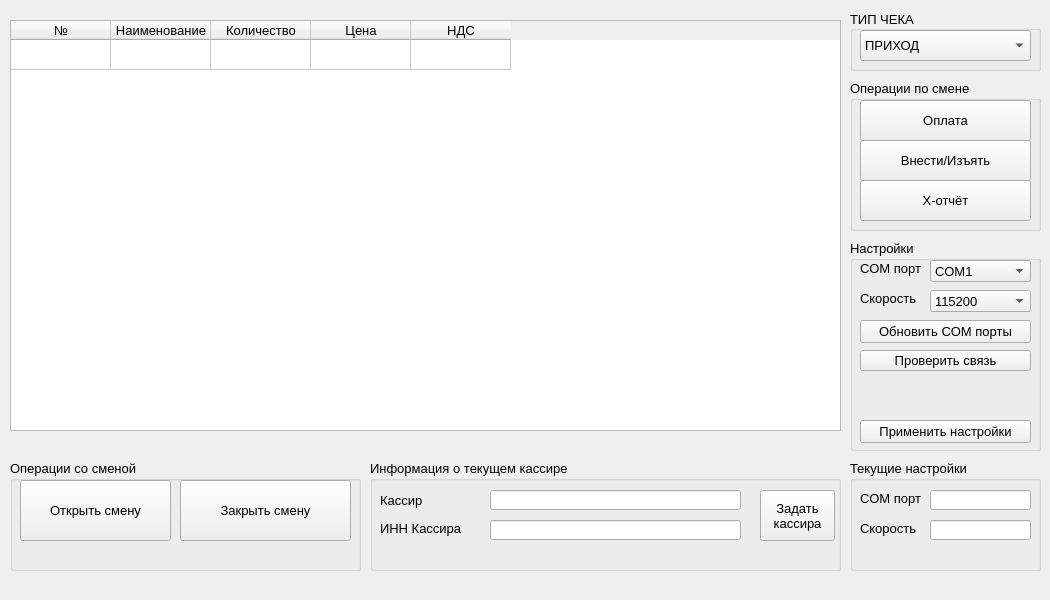
Above: mainwindow.ui from armsting/ATOL before the change. Below: the same form after it.
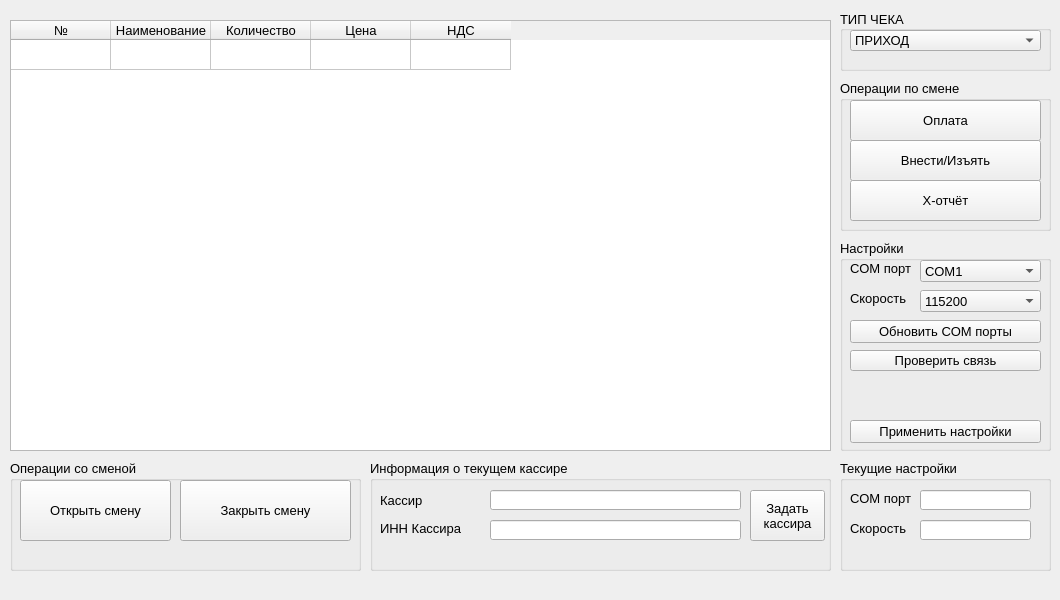
That is the form after the change.

Commit message: Подправил интерфейс

```diff
--- a/mainwindow.ui
+++ b/mainwindow.ui
@@ -6,19 +6,19 @@
    <rect>
     <x>0</x>
     <y>0</y>
-    <width>1050</width>
+    <width>1060</width>
     <height>600</height>
    </rect>
   </property>
   <property name="minimumSize">
    <size>
-    <width>1050</width>
+    <width>1060</width>
     <height>600</height>
    </size>
   </property>
   <property name="maximumSize">
    <size>
-    <width>1050</width>
+    <width>1060</width>
     <height>600</height>
    </size>
   </property>
@@ -36,8 +36,8 @@
      <rect>
       <x>10</x>
       <y>20</y>
-      <width>831</width>
-      <height>411</height>
+      <width>821</width>
+      <height>431</height>
      </rect>
     </property>
     <attribute name="verticalHeaderVisible">
@@ -77,9 +77,9 @@
    <widget class="QGroupBox" name="groupBox_Settings">
     <property name="geometry">
      <rect>
-      <x>850</x>
+      <x>840</x>
       <y>240</y>
-      <width>191</width>
+      <width>211</width>
       <height>211</height>
      </rect>
     </property>
@@ -91,7 +91,7 @@
       <rect>
        <x>80</x>
        <y>20</y>
-       <width>101</width>
+       <width>121</width>
        <height>22</height>
       </rect>
      </property>
@@ -137,7 +137,7 @@
       <rect>
        <x>80</x>
        <y>50</y>
-       <width>101</width>
+       <width>121</width>
        <height>22</height>
       </rect>
      </property>
@@ -205,7 +205,7 @@
       <rect>
        <x>10</x>
        <y>80</y>
-       <width>171</width>
+       <width>191</width>
        <height>23</height>
       </rect>
      </property>
@@ -218,7 +218,7 @@
       <rect>
        <x>10</x>
        <y>180</y>
-       <width>171</width>
+       <width>191</width>
        <height>23</height>
       </rect>
      </property>
@@ -231,7 +231,7 @@
       <rect>
        <x>10</x>
        <y>110</y>
-       <width>171</width>
+       <width>191</width>
        <height>21</height>
       </rect>
      </property>
@@ -244,7 +244,7 @@
       <rect>
        <x>10</x>
        <y>140</y>
-       <width>171</width>
+       <width>191</width>
        <height>41</height>
       </rect>
      </property>
@@ -261,9 +261,9 @@
    <widget class="QGroupBox" name="groupBox_changeOperations">
     <property name="geometry">
      <rect>
-      <x>850</x>
+      <x>840</x>
       <y>80</y>
-      <width>191</width>
+      <width>211</width>
       <height>151</height>
      </rect>
     </property>
@@ -275,7 +275,7 @@
       <rect>
        <x>10</x>
        <y>20</y>
-       <width>171</width>
+       <width>191</width>
        <height>41</height>
       </rect>
      </property>
@@ -288,7 +288,7 @@
       <rect>
        <x>10</x>
        <y>60</y>
-       <width>171</width>
+       <width>191</width>
        <height>41</height>
       </rect>
      </property>
@@ -301,7 +301,7 @@
       <rect>
        <x>10</x>
        <y>100</y>
-       <width>171</width>
+       <width>191</width>
        <height>41</height>
       </rect>
      </property>
@@ -313,9 +313,9 @@
    <widget class="QGroupBox" name="groupBox_thisSettings">
     <property name="geometry">
      <rect>
-      <x>850</x>
+      <x>840</x>
       <y>460</y>
-      <width>191</width>
+      <width>211</width>
       <height>111</height>
      </rect>
     </property>
@@ -358,7 +358,7 @@
       <rect>
        <x>80</x>
        <y>30</y>
-       <width>101</width>
+       <width>111</width>
        <height>20</height>
       </rect>
      </property>
@@ -371,7 +371,7 @@
       <rect>
        <x>80</x>
        <y>60</y>
-       <width>101</width>
+       <width>111</width>
        <height>20</height>
       </rect>
      </property>
@@ -424,7 +424,7 @@
      <rect>
       <x>370</x>
       <y>460</y>
-      <width>471</width>
+      <width>461</width>
       <height>111</height>
      </rect>
     </property>
@@ -459,7 +459,7 @@
       <rect>
        <x>10</x>
        <y>90</y>
-       <width>361</width>
+       <width>451</width>
        <height>16</height>
       </rect>
      </property>
@@ -493,7 +493,7 @@
     <widget class="QPushButton" name="pushButton_setCashier">
      <property name="geometry">
       <rect>
-       <x>390</x>
+       <x>380</x>
        <y>30</y>
        <width>75</width>
        <height>51</height>
@@ -521,9 +521,9 @@
    <widget class="QGroupBox" name="groupBox_chequeType">
     <property name="geometry">
      <rect>
-      <x>850</x>
+      <x>840</x>
       <y>10</y>
-      <width>191</width>
+      <width>211</width>
       <height>61</height>
      </rect>
     </property>
@@ -544,8 +544,8 @@
       <rect>
        <x>10</x>
        <y>20</y>
-       <width>171</width>
-       <height>31</height>
+       <width>191</width>
+       <height>21</height>
       </rect>
      </property>
      <item>
```
Left out of the diff: 2 changed lines with no effect on the pictures. The commit also changes 2 other files.
